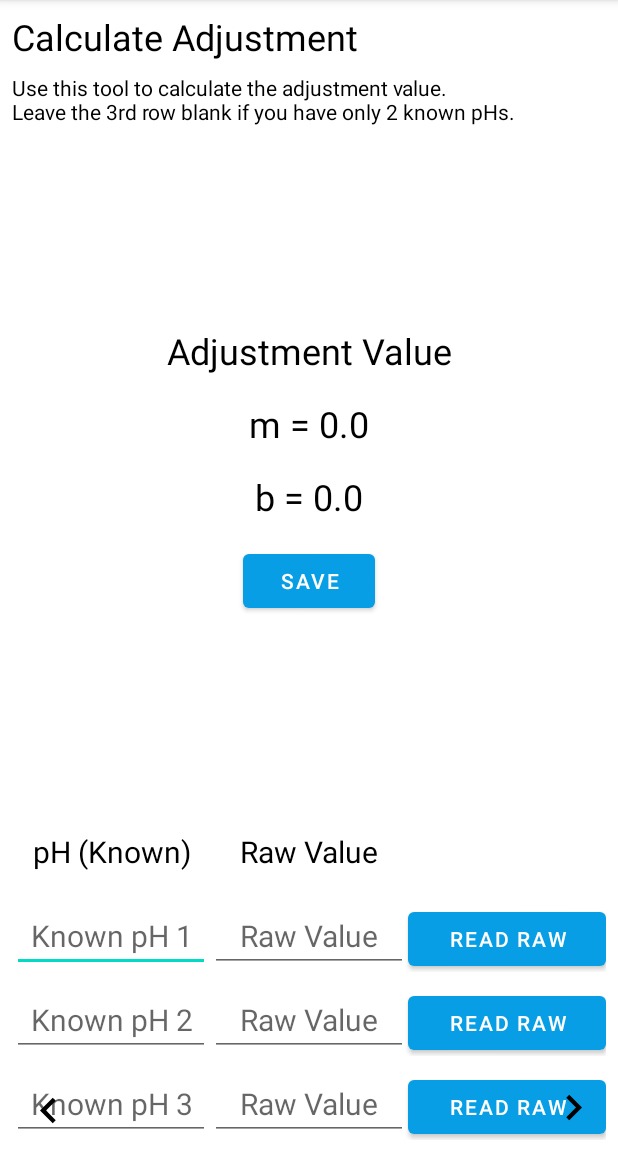
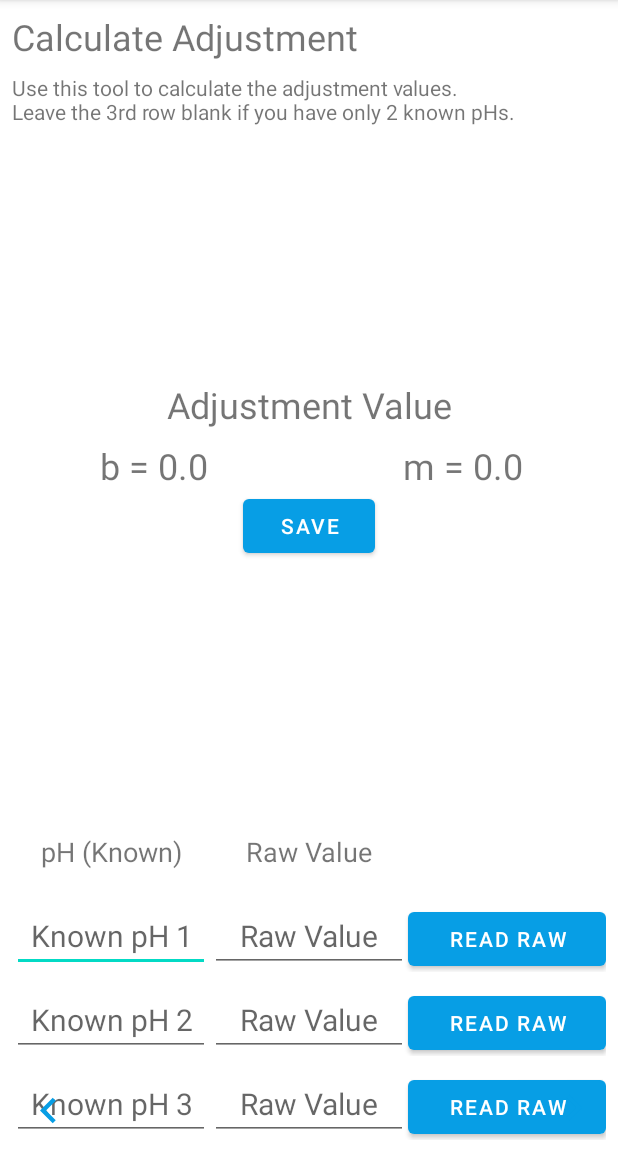
Before and after one commit to Ryan-Current/PhSensor, an Android app: the screen it shows after launch (MainActivity), after a tap on an icon or button, on a phone screen of 412 x 824 dp, the part 84-1236 px from its top. Run offline under Robolectric (Android 15) with nearby library versions, the phone set to English and light mode, and no system bars.

Commit message:
Fix: fixed colors and layout for calculator

```diff
--- a/Android/app/src/main/java/com/rcdevelopment/phsensor/LinearRegression.java
+++ b/Android/app/src/main/java/com/rcdevelopment/phsensor/LinearRegression.java
@@ -49,7 +49,7 @@ public class LinearRegression {
         }
 
         // least squares formulas for m and b
-        m = ((n * sumXY) - (sumX * sumY)) / ((n * sumXSquared) - (sumX * sumX)));
+        m = ((n * sumXY) - (sumX * sumY)) / ((n * sumXSquared) - (sumX * sumX));
 
         b = (((sumY) - (m * sumX)) / n);
 
--- a/Android/app/src/main/res/drawable-v24/ic_baseline_keyboard_arrow_right_24.xml
+++ b/Android/app/src/main/res/drawable-v24/ic_baseline_keyboard_arrow_right_24.xml
@@ -5,6 +5,6 @@
     android:viewportHeight="24"
     >
   <path
-      android:fillColor="@android:color/black"
+      android:fillColor="@color/theme_blue"
       android:pathData="M8.59,16.59L13.17,12 8.59,7.41 10,6l6,6 -6,6 -1.41,-1.41z"/>
 </vector>
--- a/Android/app/src/main/res/drawable-v24/ic_keyboard_arrow_left_black_24dp.xml
+++ b/Android/app/src/main/res/drawable-v24/ic_keyboard_arrow_left_black_24dp.xml
@@ -4,6 +4,6 @@
         android:viewportWidth="24.0"
         android:viewportHeight="24.0">
     <path
-        android:fillColor="@color/black"
+        android:fillColor="@color/theme_blue"
         android:pathData="M15.41,16.09l-4.58,-4.59 4.58,-4.59L14,5.5l-6,6 6,6z"/>
 </vector>
--- a/Android/app/src/main/res/layout/activity_main_code.xml
+++ b/Android/app/src/main/res/layout/activity_main_code.xml
@@ -47,7 +47,6 @@
         android:layout_marginStart="16dp"
         android:layout_marginBottom="8dp"
         android:text="pH: "
-        android:textColor="@color/black"
         android:textSize="24sp"
         app:layout_constraintBottom_toTopOf="@+id/function1Button"
         app:layout_constraintEnd_toEndOf="parent"
@@ -72,7 +71,6 @@
         android:layout_height="wrap_content"
         android:layout_marginStart="16dp"
         android:text="m: "
-        android:textColor="@color/black"
         android:textSize="24sp"
         app:layout_constraintBottom_toBottomOf="@+id/adjustmentEditText"
         app:layout_constraintStart_toStartOf="parent"
@@ -96,7 +94,6 @@
         android:layout_height="wrap_content"
         android:layout_marginStart="16dp"
         android:text="b: "
-        android:textColor="@color/black"
         android:textSize="24sp"
         app:layout_constraintBottom_toBottomOf="@+id/adjustmentBEditText"
         app:layout_constraintStart_toStartOf="parent"
@@ -109,7 +106,6 @@
         android:layout_marginStart="16dp"
         android:layout_marginBottom="8dp"
         android:text="Raw Value:"
-        android:textColor="@color/black"
         android:textSize="24sp"
         app:layout_constraintBottom_toTopOf="@+id/adjustmentEditText"
         app:layout_constraintStart_toStartOf="parent" />
@@ -121,7 +117,6 @@
         android:layout_marginStart="16dp"
         android:layout_marginTop="8dp"
         android:text="Status: "
-        android:textColor="@color/black"
         android:textSize="24sp"
         app:layout_constraintStart_toStartOf="parent"
         app:layout_constraintTop_toTopOf="parent" />
--- a/Android/app/src/main/res/layout/fragment_calculate_adjustment.xml
+++ b/Android/app/src/main/res/layout/fragment_calculate_adjustment.xml
@@ -13,7 +13,6 @@
         android:layout_marginStart="8dp"
         android:layout_marginTop="8dp"
         android:text="Calculate Adjustment"
-        android:textColor="@color/black"
         android:textSize="24sp"
         app:layout_constraintStart_toStartOf="parent"
         app:layout_constraintTop_toTopOf="parent" />
@@ -37,8 +36,7 @@
             android:gravity="center"
             android:text="pH (Known)"
             android:textAlignment="center"
-            android:textColor="@color/black"
-            android:textSize="20sp" />
+            android:textSize="18sp" />
 
         <TextView
             android:layout_width="match_parent"
@@ -47,8 +45,7 @@
             android:gravity="center"
             android:text="Raw Value"
             android:textAlignment="center"
-            android:textColor="@color/black"
-            android:textSize="20sp" />
+            android:textSize="18sp" />
 
         <Button
             android:layout_width="match_parent"
@@ -75,9 +72,9 @@
             android:layout_height="match_parent"
             android:layout_weight="1"
             android:gravity="center"
+            android:inputType="numberDecimal"
             android:hint="Known pH 1"
             android:textAlignment="center"
-            android:textColor="@color/black"
             android:textSize="20sp" />
 
         <EditText
@@ -86,9 +83,9 @@
             android:layout_height="match_parent"
             android:layout_weight="1"
             android:gravity="center"
+            android:inputType="numberDecimal"
             android:hint="Raw Value"
             android:textAlignment="center"
-            android:textColor="@color/black"
             android:textSize="20sp" />
 
         <Button
@@ -118,8 +115,8 @@
             android:layout_weight="1"
             android:gravity="center"
             android:hint="Known pH 2"
+            android:inputType="numberDecimal"
             android:textAlignment="center"
-            android:textColor="@color/black"
             android:textSize="20sp" />
 
         <EditText
@@ -129,8 +126,8 @@
             android:layout_weight="1"
             android:gravity="center"
             android:hint="Raw Value"
+            android:inputType="numberDecimal"
             android:textAlignment="center"
-            android:textColor="@color/black"
             android:textSize="20sp" />
 
         <Button
@@ -160,8 +157,8 @@
             android:layout_weight="1"
             android:gravity="center"
             android:hint="Known pH 3"
+            android:inputType="numberDecimal"
             android:textAlignment="center"
-            android:textColor="@color/black"
             android:textSize="20sp" />
 
         <EditText
@@ -171,8 +168,8 @@
             android:layout_weight="1"
             android:gravity="center"
             android:hint="Raw Value"
+            android:inputType="numberDecimal"
             android:textAlignment="center"
-            android:textColor="@color/black"
             android:textSize="20sp" />
 
         <Button
@@ -190,17 +187,15 @@
         android:layout_marginStart="8dp"
         android:layout_marginTop="8dp"
         android:layout_marginEnd="8dp"
-        android:text="Use this tool to calculate the adjustment value. \nLeave the 3rd row blank if you have only 2 known pHs. "
-        android:textColor="@color/black"
+        android:text="Use this tool to calculate the adjustment values. \nLeave the 3rd row blank if you have only 2 known pHs. "
         app:layout_constraintEnd_toEndOf="parent"
         app:layout_constraintStart_toStartOf="parent"
         app:layout_constraintTop_toBottomOf="@+id/textView" />
 
     <LinearLayout
+        android:id="@+id/linearLayout"
         android:layout_width="0dp"
         android:layout_height="wrap_content"
-        android:layout_marginTop="8dp"
-        android:layout_marginBottom="8dp"
         android:orientation="vertical"
         app:layout_constraintBottom_toTopOf="@+id/linearLayout1"
         app:layout_constraintEnd_toEndOf="parent"
@@ -211,36 +206,41 @@
             android:layout_width="match_parent"
             android:layout_height="wrap_content"
             android:text="Adjustment Value"
+            android:layout_marginBottom="8dp"
             android:textAlignment="center"
-            android:textColor="@color/black"
             android:textSize="24sp" />
 
-        <TextView
-            android:id="@+id/adjustmentMTextView"
+        <LinearLayout
             android:layout_width="match_parent"
             android:layout_height="wrap_content"
-            android:layout_marginTop="16dp"
-            android:text="m = 0.0"
-            android:textAlignment="center"
-            android:textColor="@color/black"
-            android:textSize="24sp" />
+            android:orientation="horizontal"
 
-        <TextView
-            android:id="@+id/adjustmentBTextView"
-            android:layout_width="match_parent"
-            android:layout_height="wrap_content"
-            android:layout_marginTop="16dp"
-            android:text="b = 0.0"
-            android:textAlignment="center"
-            android:textColor="@color/black"
-            android:textSize="24sp" />
+            >
+
+            <TextView
+                android:id="@+id/adjustmentBTextView"
+                android:layout_width="match_parent"
+                android:layout_height="wrap_content"
+                android:layout_weight="1"
+                android:text="b = 0.0"
+                android:textAlignment="center"
+                android:textSize="24sp" />
+
+            <TextView
+                android:id="@+id/adjustmentMTextView"
+                android:layout_width="match_parent"
+                android:layout_weight="1"
+                android:layout_height="wrap_content"
+                android:text="m = 0.0"
+                android:textAlignment="center"
+                android:textSize="24sp" />
+        </LinearLayout>
 
         <Button
             android:id="@+id/saveAdjustmentValueButton"
             android:layout_width="wrap_content"
             android:layout_height="wrap_content"
             android:layout_gravity="center"
-            android:layout_marginTop="16dp"
             android:text="Save" />
     </LinearLayout>
 
--- a/Android/app/src/main/res/values/colors.xml
+++ b/Android/app/src/main/res/values/colors.xml
@@ -10,4 +10,5 @@
     <color name="teal_700">#FF018786</color>
     <color name="black">#FF000000</color>
     <color name="white">#FFFFFFFF</color>
+    <color name="arrowsColor">#000000</color>
 </resources>
```
